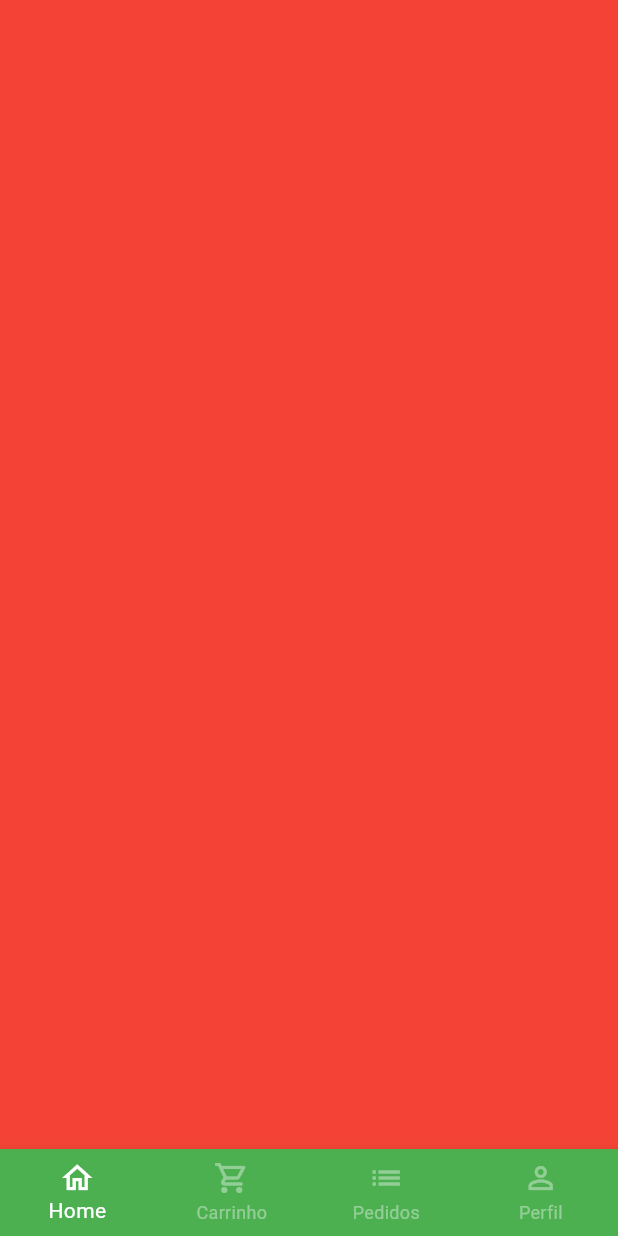
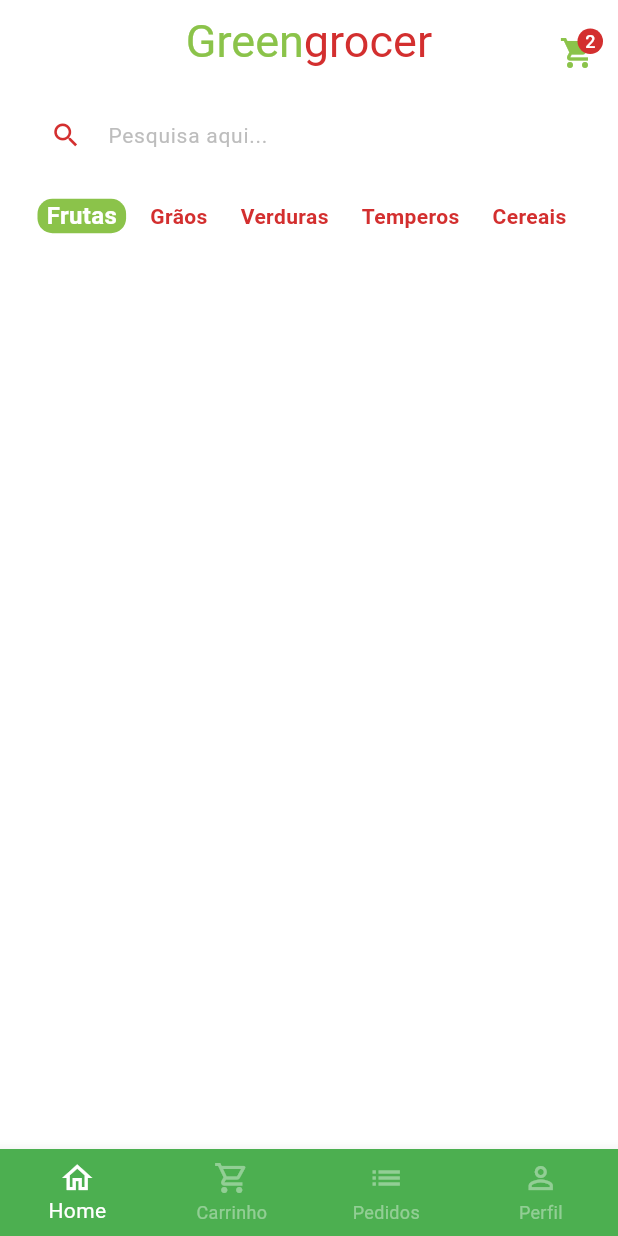
Before and after one commit to GabrielNinow/MarketApp, a Flutter app: the BaseScreen screen opened directly, on a phone screen of 412 x 824 dp. Run offline on Flutter 3.47's test engine with Material 2 defaults, Android fonts, the phone set to English and light mode, and no system bars; statements that could not run were skipped.

Commit message:
Changed FileDirectory Pattern

```diff
--- a/lib/main.dart
+++ b/lib/main.dart
@@ -14,6 +14,7 @@ class MyApp extends StatelessWidget {
       title: 'market',
       theme: ThemeData(
         colorScheme: ColorScheme.fromSeed(seedColor: Colors.green),
+        scaffoldBackgroundColor: Colors.white.withAlpha(190),
         useMaterial3: true,
       ),
       debugShowCheckedModeBanner: false,
--- /dev/null
+++ b/lib/src/config/app_data.dart
@@ -0,0 +1,9 @@
+import 'package:market/src/models/item_model.dart';
+
+ItemModel apple = ItemModel(
+  itemName: itemName,
+  imgUrl: imgUrl,
+  unit: unit,
+  price: price,
+  description: description,
+);
--- /dev/null
+++ b/lib/src/models/item_model.dart
@@ -0,0 +1,14 @@
+class ItemModel {
+  String itemName;
+  String imgUrl;
+  String unit;
+  double price;
+  String description;
+
+  ItemModel(
+      {required this.itemName,
+      required this.imgUrl,
+      required this.unit,
+      required this.price,
+      required this.description});
+}
--- a/lib/src/auth/sign_in_screen.dart
+++ b/lib/src/pages/auth/sign_in_screen.dart
@@ -1,6 +1,6 @@
 import 'package:flutter/material.dart';
-import 'package:market/src/auth/sing_up_screen.dart';
-import 'package:market/src/base/base_screen.dart';
+import 'package:market/src/pages/auth/sing_up_screen.dart';
+import 'package:market/src/pages/base/base_screen.dart';
 import 'package:market/src/config/custom_colors.dart';
 import './components/custom_text_field.dart';
 
--- a/lib/src/base/base_screen.dart
+++ b/lib/src/pages/base/base_screen.dart
@@ -1,4 +1,5 @@
 import 'package:flutter/material.dart';
+import 'package:market/src/pages/home/home_tab.dart';
 
 class BaseScreen extends StatefulWidget {
   BaseScreen({super.key});
@@ -9,9 +10,7 @@ class BaseScreen extends StatefulWidget {
 
 class _BaseScreenState extends State<BaseScreen> {
   int currentIndex = 0;
-  final pageController = PageController(
-
-  );
+  final pageController = PageController();
 
   @override
   Widget build(BuildContext context) {
@@ -20,7 +19,7 @@ class _BaseScreenState extends State<BaseScreen> {
         physics: const NeverScrollableScrollPhysics(),
         controller: pageController,
         children: [
-          Container(color: Colors.red),
+          HomeTab(),
           Container(color: Colors.green),
           Container(color: Colors.blue),
           Container(color: Colors.white),
@@ -38,10 +37,14 @@ class _BaseScreenState extends State<BaseScreen> {
         backgroundColor: Colors.green,
         selectedItemColor: Colors.white,
         unselectedItemColor: Colors.white.withAlpha(100),
-        items: [BottomNavigationBarItem(icon: Icon(Icons.home_outlined), label: 'Home'),
-          BottomNavigationBarItem(icon: Icon(Icons.shopping_cart_outlined), label: 'Carrinho'),
+        items: [
+          BottomNavigationBarItem(
+              icon: Icon(Icons.home_outlined), label: 'Home'),
+          BottomNavigationBarItem(
+              icon: Icon(Icons.shopping_cart_outlined), label: 'Carrinho'),
           BottomNavigationBarItem(icon: Icon(Icons.list), label: 'Pedidos'),
-          BottomNavigationBarItem(icon: Icon(Icons.person_outline), label: 'Perfil'),
+          BottomNavigationBarItem(
+              icon: Icon(Icons.person_outline), label: 'Perfil'),
         ],
       ),
     );
--- /dev/null
+++ b/lib/src/pages/home/components/category_tile.dart
@@ -0,0 +1,43 @@
+import 'package:flutter/material.dart';
+import 'package:market/src/config/custom_colors.dart';
+
+class CategoryTile extends StatelessWidget {
+  const CategoryTile({
+    super.key,
+    required this.category,
+    required this.isSelected,
+    required this.onPressed,
+  });
+
+  final String category;
+  final bool isSelected;
+  final VoidCallback onPressed;
+
+  @override
+  Widget build(BuildContext context) {
+    return GestureDetector(
+      onTap: onPressed,
+      child: Align(
+        alignment: Alignment.center,
+        child: Container(
+          padding: const EdgeInsets.symmetric(horizontal: 6),
+          decoration: BoxDecoration(
+            borderRadius: BorderRadius.circular(10),
+            color: isSelected
+                ? CustomColors.customSwatchColor
+                : Colors.transparent,
+          ),
+          child: Text(
+            category,
+            style: TextStyle(
+              color:
+                  isSelected ? Colors.white : CustomColors.customContratColor,
+              fontWeight: FontWeight.bold,
+              fontSize: isSelected ? 16 : 14,
+            ),
+          ),
+        ),
+      ),
+    );
+  }
+}
--- /dev/null
+++ b/lib/src/pages/home/home_tab.dart
@@ -0,0 +1,118 @@
+import 'package:flutter/material.dart';
+import 'package:market/src/config/custom_colors.dart';
+import './components/category_tile.dart';
+
+class HomeTab extends StatefulWidget {
+  HomeTab({Key? key}) : super(key: key);
+
+  @override
+  State<HomeTab> createState() => _HomeTabState();
+}
+
+class _HomeTabState extends State<HomeTab> {
+  List<String> categories = [
+    'Frutas',
+    'Grãos',
+    'Verduras',
+    'Temperos',
+    'Cereais',
+  ];
+
+  String selectedCategory = 'Frutas';
+
+  @override
+  Widget build(BuildContext context) {
+    return Scaffold(
+      appBar: AppBar(
+        backgroundColor: Colors.transparent,
+        elevation: 0,
+        centerTitle: true,
+        title: Text.rich(
+          TextSpan(
+            style: const TextStyle(fontSize: 30),
+            children: [
+              TextSpan(
+                text: 'Green',
+                style: TextStyle(
+                  color: CustomColors.customSwatchColor,
+                ),
+              ),
+              TextSpan(
+                text: 'grocer',
+                style: TextStyle(
+                  color: CustomColors.customContratColor,
+                ),
+              ),
+            ],
+          ),
+        ),
+        actions: [
+          Padding(
+            padding: const EdgeInsets.only(top: 15, right: 15),
+            child: GestureDetector(
+              onTap: () {},
+              child: Badge(
+                  backgroundColor: CustomColors.customContratColor,
+                  label: const Text(
+                    '2',
+                    style: TextStyle(
+                      color: Colors.white,
+                      fontSize: 12,
+                    ),
+                  ),
+                  child: Icon(
+                    Icons.shopping_cart,
+                    color: CustomColors.customSwatchColor,
+                  )),
+            ),
+          )
+        ],
+      ),
+      body: Column(children: [
+        Padding(
+          padding: const EdgeInsets.symmetric(horizontal: 20, vertical: 10),
+          child: TextFormField(
+            decoration: InputDecoration(
+                filled: true,
+                fillColor: Colors.white,
+                isDense: true,
+                hintText: 'Pesquisa aqui...',
+                hintStyle: TextStyle(color: Colors.grey.shade400, fontSize: 14),
+                prefixIcon: Icon(
+                  Icons.search,
+                  color: CustomColors.customContratColor,
+                  size: 21,
+                ),
+                border: OutlineInputBorder(
+                    borderRadius: BorderRadius.circular(60),
+                    borderSide: const BorderSide(
+                      width: 0,
+                      style: BorderStyle.none,
+                    ))),
+          ),
+        ),
+        Container(
+          padding: const EdgeInsets.only(left: 25),
+          height: 40,
+          child: ListView.separated(
+              scrollDirection: Axis.horizontal,
+              itemBuilder: (_, index) {
+                return CategoryTile(
+                  category: categories[index],
+                  isSelected: categories[index] == selectedCategory,
+                  onPressed: () {
+                    setState(() {
+                      selectedCategory = categories[index];
+                    });
+                  },
+                );
+              },
+              separatorBuilder: (_, index) => const SizedBox(
+                    width: 10,
+                  ),
+              itemCount: categories.length),
+        )
+      ]),
+    );
+  }
+}
```
Also changed, not shown: pubspec.yaml (+6 -66 lines), assets/fruits/apple.png (added), assets/fruits/grape.png (added), assets/fruits/guava.png (added), assets/fruits/kiwi.png (added), assets/fruits/mango.png (added), assets/fruits/papaya.png (added), lib/src/pages/auth/components/custom_text_field.dart (renamed from lib/src/auth/components/custom_text_field.dart), lib/src/pages/auth/sing_up_screen.dart (renamed from lib/src/auth/sing_up_screen.dart), pubspec.lock.
